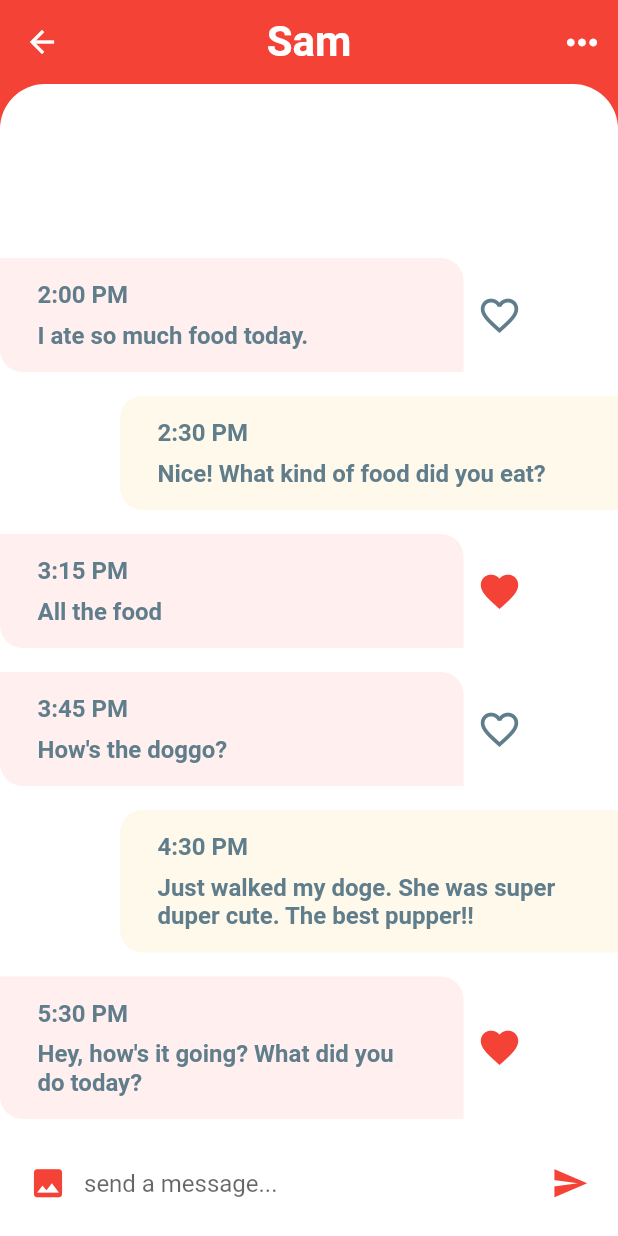
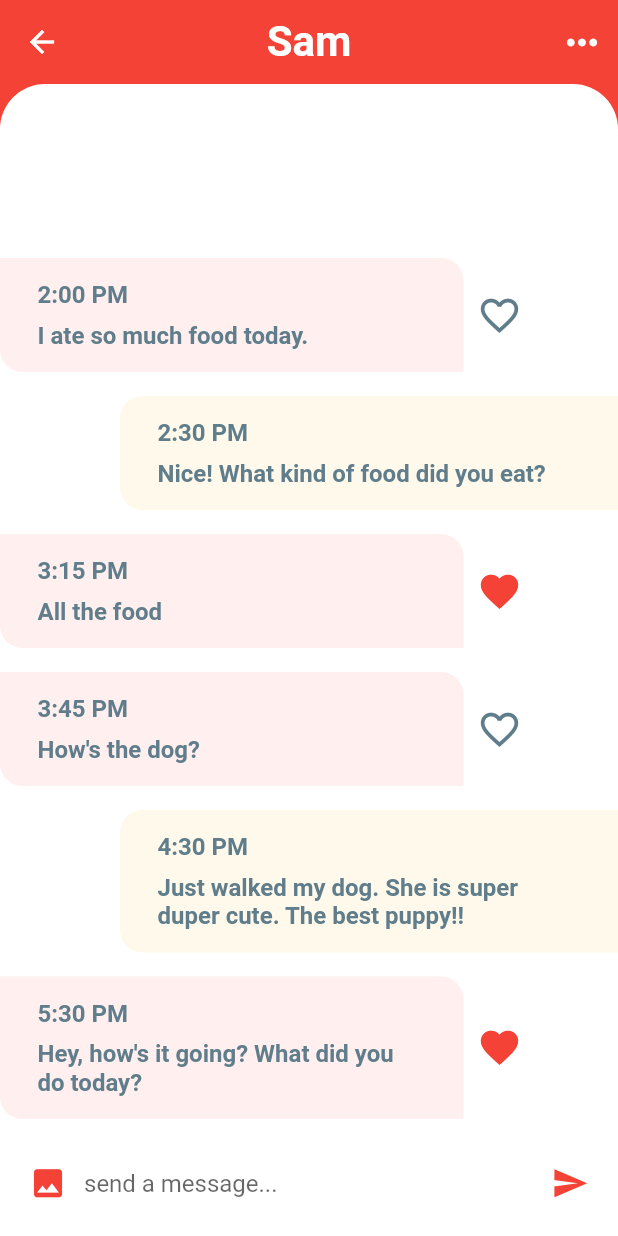
Before and after one commit to Susan-creator/chatApp, a Flutter app: the screen it shows after launch, after a tap on "Sam", on a phone screen of 412 x 824 dp. Run offline on Flutter 3.47's test engine with Material 2 defaults, Android fonts, the phone set to English and light mode, and no system bars.

Commit message:
made changes on message_model.dart

```diff
--- a/lib/models/message_model.dart
+++ b/lib/models/message_model.dart
@@ -102,14 +102,14 @@ List<Message> messages = [
   Message(
     sender: currentUser,
     time: '4:30 PM',
-    text: 'Just walked my doge. She was super duper cute. The best pupper!!',
+    text: 'Just walked my dog. She is super duper cute. The best puppy!!',
     isLiked: false,
     unread: true,
   ),
   Message(
     sender: james,
     time: '3:45 PM',
-    text: 'How\'s the doggo?',
+    text: 'How\'s the dog?',
     isLiked: false,
     unread: true,
   ),
--- a/lib/screens/home_screen.dart
+++ b/lib/screens/home_screen.dart
@@ -9,7 +9,6 @@ class HomeScreen extends StatefulWidget {
 }
 
 class _HomeScreenState extends State<HomeScreen> {
-  //the entry point of the build method
   @override
   Widget build(BuildContext context) {
     return Scaffold(
```
